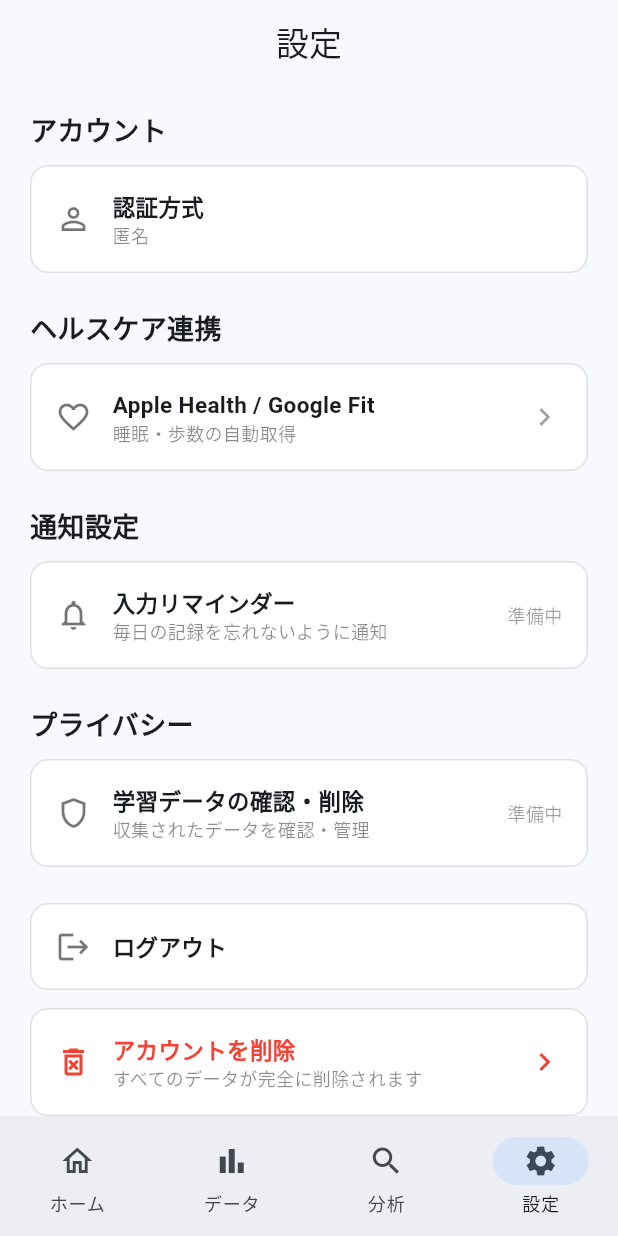
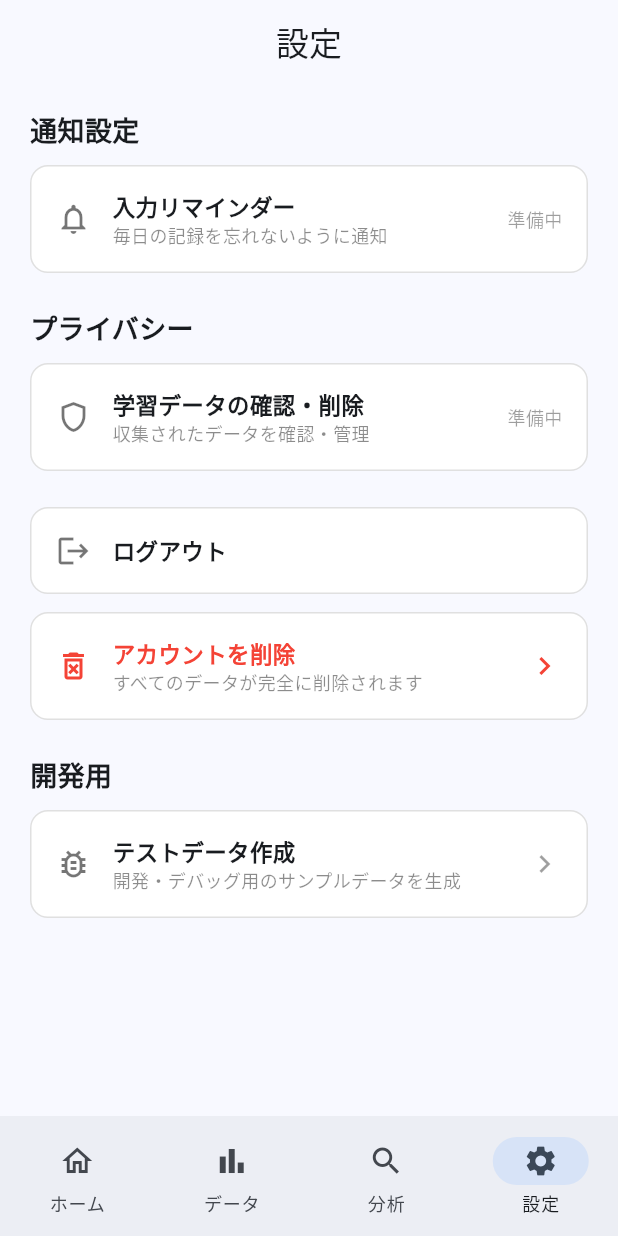
Before and after one commit to nuwaaaa/health-predictor, a Flutter app: the screen it shows once a user with an empty profile is signed in, item 4 of the bottom bar chosen, on a phone screen of 412 x 824 dp. Run offline on Flutter 3.47's test engine with Material 3 defaults, Android fonts, the phone set to English and light mode, and no system bars; our stand-ins replace cloud_firestore, firebase_auth, firebase_core, fl_chart; missing offline and left inert: health; accounts and stored records are empty.

Commit message:
fix: 設定画面から不要な「ヘルスケア連携」と「認証方式」セクションを削除
ユーザーフィードバックに基づき、実用的でない設定項目を整理:
- ヘルスケア連携: バナー表示するだけのボタンを削除
- 認証方式: ユーザーにとって不要な情報表示を削除

https://claude.ai/code/session_0143mwMdmz3qenakJWrWSMef

```diff
--- a/lib/pages/settings_page.dart
+++ b/lib/pages/settings_page.dart
@@ -319,33 +319,6 @@ class _SettingsPageState extends State<SettingsPage> {
               const SizedBox(height: 24),
             ],
 
-            // --- 連携済みの場合はステータス表示 ---
-            if (!isAnon) ...[
-              _sectionTitle('アカウント'),
-              const SizedBox(height: 10),
-              _settingCard(
-                icon: Icons.person_outline,
-                title: '認証方式',
-                subtitle: _linkedProvidersLabel(providers),
-              ),
-              const SizedBox(height: 24),
-            ],
-
-            // --- ヘルスケア連携 ---
-            _sectionTitle('ヘルスケア連携'),
-            const SizedBox(height: 10),
-            _settingCard(
-              icon: Icons.favorite_outline,
-              title: 'Apple Health / Google Fit',
-              subtitle: '睡眠・歩数の自動取得',
-              trailing:
-                  const Icon(Icons.chevron_right, color: Colors.black38),
-              onTap: () {
-                _showSnack('ヘルスケア連携は入力画面の「自動取得」から利用できます');
-              },
-            ),
-
-            const SizedBox(height: 24),
 
             // --- 通知設定 ---
             _sectionTitle('通知設定'),
@@ -450,24 +423,6 @@ class _SettingsPageState extends State<SettingsPage> {
         ],
       ),
     );
-  }
-
-  String _linkedProvidersLabel(List<String> providers) {
-    final labels = <String>[];
-    for (final p in providers) {
-      switch (p) {
-        case 'google.com':
-          labels.add('Google');
-          break;
-        case 'apple.com':
-          labels.add('Apple');
-          break;
-        case 'password':
-          labels.add('メール');
-          break;
-      }
-    }
-    return labels.isEmpty ? '匿名' : labels.join(' / ');
   }
 
   Widget _sectionTitle(String title) {
```
